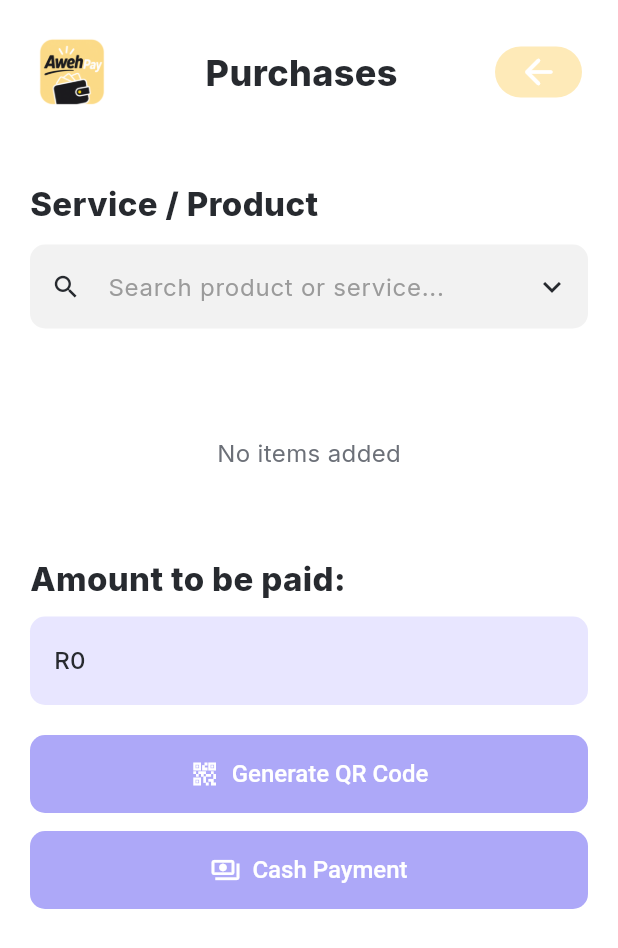
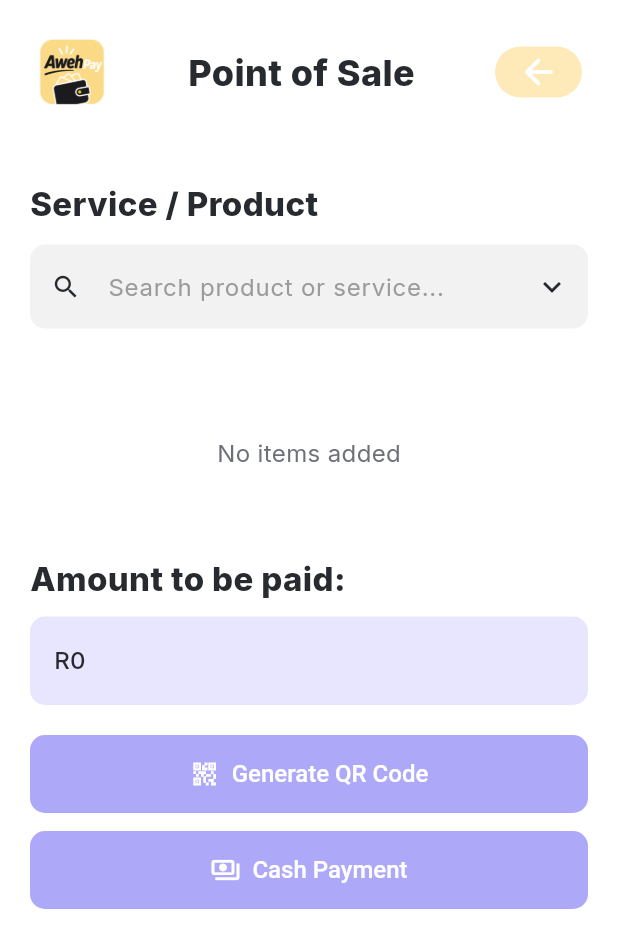
Before and after one commit to Kiveshan/AwehPay, a Flutter app: the PurchasesScreen screen opened by its route, on a phone screen of 412 x 824 dp. Shown: the top 948 px of the screen. Run offline on Flutter 3.47's test engine with Material 3 defaults, Android fonts, the light colour scheme and no system bars; our stand-ins replace camera, cloud_firestore, file_picker, firebase_auth, firebase_core, flutter_riverpod and 6 more; missing offline and left inert: google_mlkit_barcode_scanning, google_mlkit_text_recognition, pdfx; accounts and stored records are empty; network calls fail; project files that could hold a hidden picture were left out.

Commit message:
Updated Purchases to Point of sale

```diff
--- a/lib/src/features/Business/purchases/cash_payment_screen.dart
+++ b/lib/src/features/Business/purchases/cash_payment_screen.dart
@@ -132,7 +132,7 @@
   @override
   Widget build(BuildContext context) {
     return AdminScaffold(
-      title: 'Purchases',
+      title: 'Point of Sale',
       child: SingleChildScrollView(
         padding: const EdgeInsets.symmetric(horizontal: 20, vertical: 24),
         child: Column(
--- a/lib/src/features/Business/purchases/payment_confirmed_screen.dart
+++ b/lib/src/features/Business/purchases/payment_confirmed_screen.dart
@@ -27,7 +27,7 @@
   @override
   Widget build(BuildContext context) {
     return AdminScaffold(
-      title: 'Purchases',
+      title: 'Point of Sale',
       child: Column(
         children: [
           Expanded(
--- a/lib/src/features/Business/purchases/purchases_screen.dart
+++ b/lib/src/features/Business/purchases/purchases_screen.dart
@@ -136,7 +136,7 @@
   @override
   Widget build(BuildContext context) {
     return AdminScaffold(
-      title: 'Purchases',
+      title: 'Point of Sale',
       child: SingleChildScrollView(
         padding: const EdgeInsets.symmetric(horizontal: 20, vertical: 24),
         child: Column(
--- a/lib/src/features/Business/purchases/qr_code_screen.dart
+++ b/lib/src/features/Business/purchases/qr_code_screen.dart
@@ -120,7 +120,7 @@
   @override
   Widget build(BuildContext context) {
     return AdminScaffold(
-      title: 'Purchases',
+      title: 'Point of Sale',
       child: SingleChildScrollView(
         padding: const EdgeInsets.symmetric(horizontal: 20, vertical: 24),
         child: Column(
--- a/lib/src/features/Business/purchases/qr_payment_confirmed_screen.dart
+++ b/lib/src/features/Business/purchases/qr_payment_confirmed_screen.dart
@@ -22,7 +22,7 @@
   @override
   Widget build(BuildContext context) {
     return AdminScaffold(
-      title: 'Purchases',
+      title: 'Point of Sale',
       child: Column(
         children: [
           Expanded(
--- a/lib/src/features/Business/purchases/qr_payment_rejected_screen.dart
+++ b/lib/src/features/Business/purchases/qr_payment_rejected_screen.dart
@@ -24,7 +24,7 @@
   @override
   Widget build(BuildContext context) {
     return AdminScaffold(
-      title: 'Purchases',
+      title: 'Point of Sale',
       child: Column(
         children: [
           Expanded(
--- a/lib/src/features/Business/views/business_home_screen.dart
+++ b/lib/src/features/Business/views/business_home_screen.dart
@@ -199,7 +199,7 @@
                                     color: const Color(0xFFA9A5F4),
                                     iconWidget: SvgPicture.asset(
                                         'assets/images/MoneyIcon.svg'),
-                                    title: 'Purchases',
+                                    title: 'Point of Sale',
                                     iconSize: isLandscape ? 42 : 65,
                                     onTap: () =>
                                         context.push(AppRoutes.purchases),
```
